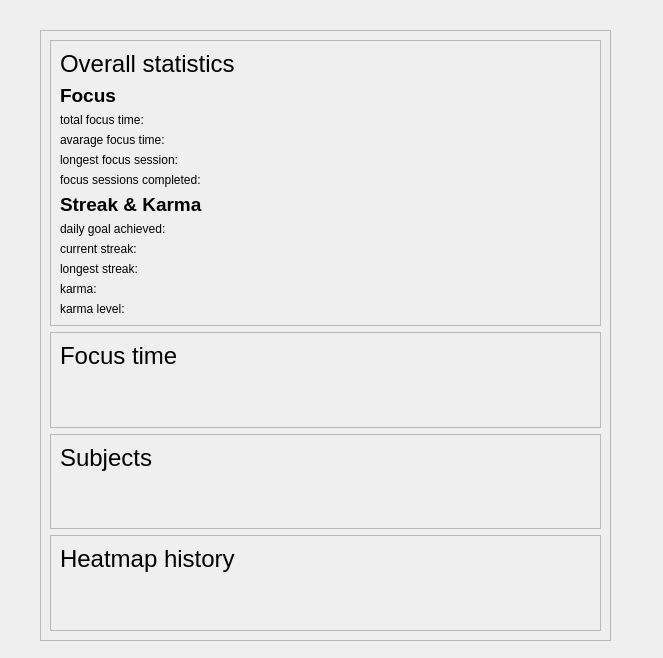
Above: ui/statistics.ui from dop14/monkmode before the change. Below: the same form after it.
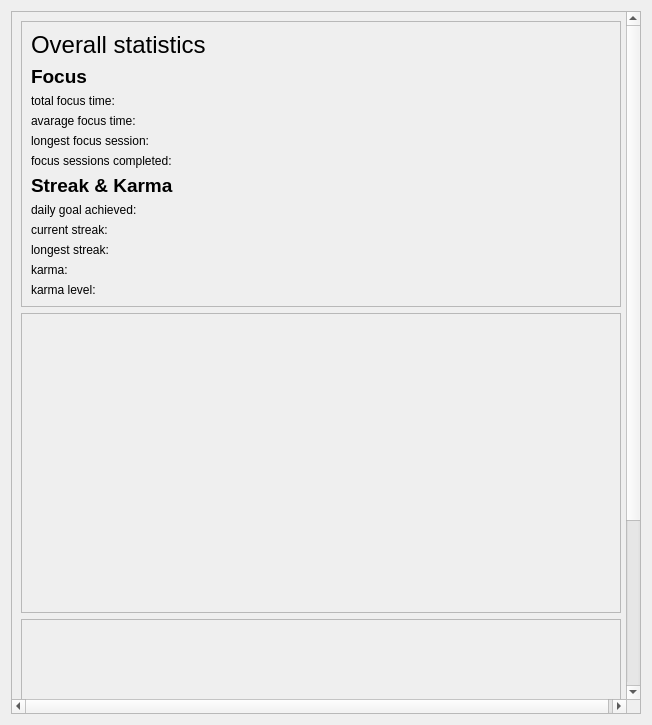
That is the form after the change.

What changed in the file:
```diff
--- a/ui/statistics.ui
+++ b/ui/statistics.ui
@@ -6,8 +6,8 @@
    <rect>
     <x>0</x>
     <y>0</y>
-    <width>663</width>
-    <height>658</height>
+    <width>652</width>
+    <height>725</height>
    </rect>
   </property>
   <property name="minimumSize">
@@ -25,15 +25,9 @@
   <property name="windowTitle">
    <string>Form</string>
   </property>
+  <layout class="QVBoxLayout" name="verticalLayout_3">
+   <item>
   <widget class="QScrollArea" name="scrollArea">
-   <property name="geometry">
-    <rect>
-     <x>40</x>
-     <y>30</y>
-     <width>571</width>
-     <height>611</height>
-    </rect>
-   </property>
    <property name="widgetResizable">
     <bool>true</bool>
    </property>
@@ -42,13 +36,19 @@
      <rect>
       <x>0</x>
       <y>0</y>
-      <width>569</width>
-      <height>609</height>
-     </rect>
-    </property>
-    <layout class="QVBoxLayout" name="verticalLayout_3">
+        <width>620</width>
+        <height>930</height>
+       </rect>
+      </property>
+      <layout class="QVBoxLayout" name="verticalLayout_2">
      <item>
-      <widget class="QFrame" name="frame">
+        <widget class="QFrame" name="overallFrame">
+         <property name="maximumSize">
+          <size>
+           <width>600</width>
+           <height>300</height>
+          </size>
+         </property>
        <property name="frameShape">
         <enum>QFrame::Shape::StyledPanel</enum>
        </property>
@@ -161,80 +161,54 @@
       </widget>
      </item>
      <item>
-      <widget class="QFrame" name="frame_2">
-       <property name="frameShape">
-        <enum>QFrame::Shape::StyledPanel</enum>
-       </property>
-       <property name="frameShadow">
-        <enum>QFrame::Shadow::Raised</enum>
-       </property>
-       <layout class="QVBoxLayout" name="verticalLayout_2">
-        <item alignment="Qt::AlignmentFlag::AlignTop">
-         <widget class="QLabel" name="label_7">
-          <property name="font">
-           <font>
-            <pointsize>18</pointsize>
-           </font>
-          </property>
-          <property name="text">
-           <string>Focus time</string>
-          </property>
-         </widget>
-        </item>
-       </layout>
-      </widget>
-     </item>
-     <item>
-      <widget class="QFrame" name="frame_3">
+        <widget class="QFrame" name="focusFrame">
+         <property name="minimumSize">
+          <size>
+           <width>600</width>
+           <height>300</height>
+          </size>
+         </property>
+         <property name="maximumSize">
+          <size>
+           <width>600</width>
+           <height>300</height>
+          </size>
+         </property>
        <property name="frameShape">
         <enum>QFrame::Shape::StyledPanel</enum>
        </property>
        <property name="frameShadow">
         <enum>QFrame::Shadow::Raised</enum>
        </property>
-       <layout class="QVBoxLayout" name="verticalLayout_4">
-        <item alignment="Qt::AlignmentFlag::AlignTop">
-         <widget class="QLabel" name="label_8">
-          <property name="font">
-           <font>
-            <pointsize>18</pointsize>
-           </font>
-          </property>
-          <property name="text">
-           <string>Subjects</string>
-          </property>
-         </widget>
-        </item>
-       </layout>
-      </widget>
-     </item>
+        </widget>
+       </item>
      <item>
-      <widget class="QFrame" name="frame_4">
+        <widget class="QFrame" name="subjectFrame">
+         <property name="minimumSize">
+          <size>
+           <width>600</width>
+           <height>300</height>
+          </size>
+         </property>
+         <property name="maximumSize">
+          <size>
+           <width>600</width>
+           <height>300</height>
+          </size>
+         </property>
        <property name="frameShape">
         <enum>QFrame::Shape::StyledPanel</enum>
        </property>
        <property name="frameShadow">
         <enum>QFrame::Shadow::Raised</enum>
        </property>
-       <layout class="QVBoxLayout" name="verticalLayout_5">
-        <item alignment="Qt::AlignmentFlag::AlignTop">
-         <widget class="QLabel" name="label_4">
-          <property name="font">
-           <font>
-            <pointsize>18</pointsize>
-           </font>
-          </property>
-          <property name="text">
-           <string>Heatmap history</string>
-          </property>
          </widget>
         </item>
        </layout>
       </widget>
-     </item>
-    </layout>
-   </widget>
-  </widget>
+    </widget>
+   </item>
+  </layout>
  </widget>
  <resources/>
  <connections/>
```
Lines whose indentation alone changed are shown as unchanged.
